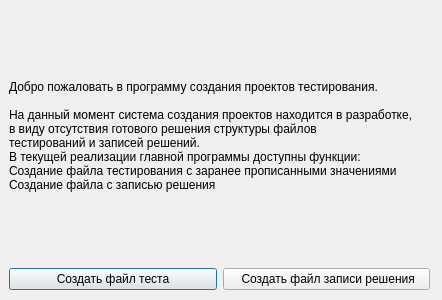
This is testcreatorwindow.ui in Hitikov/Tvorchestvo_QT as Qt 5 draws it before an edit. The edited form follows.
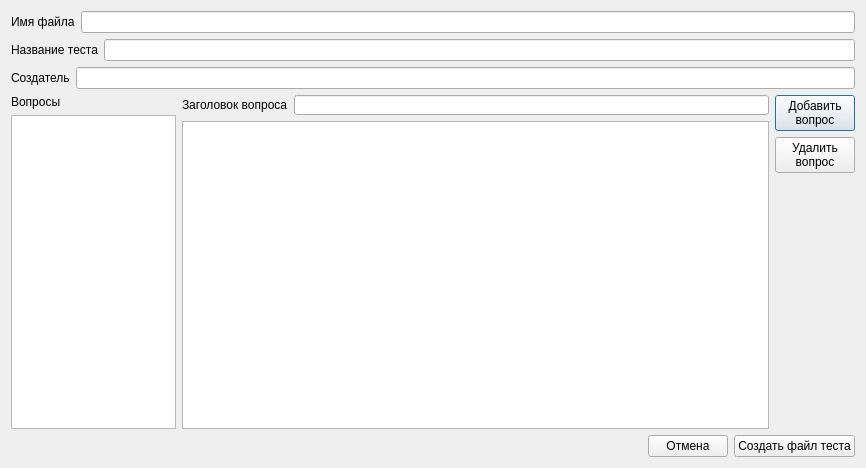
This is the edited form.

```diff
--- a/testcreatorwindow.ui
+++ b/testcreatorwindow.ui
@@ -6,78 +6,211 @@
    <rect>
     <x>0</x>
     <y>0</y>
-    <width>442</width>
-    <height>300</height>
+    <width>866</width>
+    <height>468</height>
    </rect>
   </property>
   <property name="windowTitle">
    <string>Dialog</string>
   </property>
-  <widget class="QWidget" name="">
-   <property name="geometry">
-    <rect>
-     <x>9</x>
-     <y>9</y>
-     <width>421</width>
-     <height>281</height>
-    </rect>
-   </property>
-   <layout class="QVBoxLayout" name="verticalLayout">
-    <property name="sizeConstraint">
-     <enum>QLayout::SetDefaultConstraint</enum>
-    </property>
-    <item>
-     <widget class="QLabel" name="label">
-      <property name="sizePolicy">
-       <sizepolicy hsizetype="Preferred" vsizetype="Expanding">
-        <horstretch>0</horstretch>
-        <verstretch>0</verstretch>
-       </sizepolicy>
-      </property>
-      <property name="maximumSize">
-       <size>
-        <width>470</width>
-        <height>16777215</height>
-       </size>
-      </property>
-      <property name="text">
-       <string>Добро пожаловать в программу создания проектов тестирования.
-
-На данный момент система создания проектов находится в разработке,
-в виду отсутствия готового решения структуры файлов 
-тестирований и записей решений. 
-В текущей реализации главной программы доступны функции:
-Создание файла тестирования с заранее прописанными значениями
-Создание файла с записью решения</string>
-      </property>
-     </widget>
-    </item>
-    <item>
-     <layout class="QHBoxLayout" name="horizontalLayout">
-      <item>
-       <widget class="QPushButton" name="pushButton_2">
-        <property name="text">
-         <string>Создать файл теста</string>
-        </property>
-       </widget>
-      </item>
-      <item>
-       <widget class="QPushButton" name="pushButton">
-        <property name="sizePolicy">
-         <sizepolicy hsizetype="Minimum" vsizetype="Maximum">
-          <horstretch>0</horstretch>
-          <verstretch>0</verstretch>
-         </sizepolicy>
-        </property>
-        <property name="text">
-         <string> Создать файл записи решения</string>
-        </property>
-       </widget>
-      </item>
-     </layout>
-    </item>
-   </layout>
-  </widget>
+  <layout class="QVBoxLayout" name="verticalLayout_5">
+   <item>
+    <layout class="QHBoxLayout" name="horizontalLayout_2">
+     <item>
+      <widget class="QLabel" name="label">
+       <property name="text">
+        <string>Имя файла</string>
+       </property>
+      </widget>
+     </item>
+     <item>
+      <widget class="QLineEdit" name="filename"/>
+     </item>
+    </layout>
+   </item>
+   <item>
+    <layout class="QHBoxLayout" name="horizontalLayout_3">
+     <item>
+      <widget class="QLabel" name="label_2">
+       <property name="text">
+        <string>Название теста</string>
+       </property>
+      </widget>
+     </item>
+     <item>
+      <widget class="QLineEdit" name="testname"/>
+     </item>
+    </layout>
+   </item>
+   <item>
+    <layout class="QHBoxLayout" name="horizontalLayout_4">
+     <item>
+      <widget class="QLabel" name="label_3">
+       <property name="text">
+        <string>Создатель</string>
+       </property>
+      </widget>
+     </item>
+     <item>
+      <widget class="QLineEdit" name="creatorname"/>
+     </item>
+    </layout>
+   </item>
+   <item>
+    <layout class="QHBoxLayout" name="horizontalLayout">
+     <item>
+      <layout class="QVBoxLayout" name="verticalLayout_2">
+       <item>
+        <widget class="QLabel" name="label_4">
+         <property name="maximumSize">
+          <size>
+           <width>165</width>
+           <height>16777215</height>
+          </size>
+         </property>
+         <property name="text">
+          <string>Вопросы</string>
+         </property>
+        </widget>
+       </item>
+       <item>
+        <widget class="QListWidget" name="questionlist">
+         <property name="sizePolicy">
+          <sizepolicy hsizetype="Minimum" vsizetype="Expanding">
+           <horstretch>10</horstretch>
+           <verstretch>0</verstretch>
+          </sizepolicy>
+         </property>
+         <property name="maximumSize">
+          <size>
+           <width>165</width>
+           <height>16777215</height>
+          </size>
+         </property>
+        </widget>
+       </item>
+      </layout>
+     </item>
+     <item>
+      <layout class="QVBoxLayout" name="verticalLayout_4">
+       <property name="sizeConstraint">
+        <enum>QLayout::SetDefaultConstraint</enum>
+       </property>
+       <item>
+        <layout class="QHBoxLayout" name="horizontalLayout_6">
+         <property name="spacing">
+          <number>6</number>
+         </property>
+         <item>
+          <widget class="QLabel" name="label_5">
+           <property name="sizePolicy">
+            <sizepolicy hsizetype="Preferred" vsizetype="Maximum">
+             <horstretch>0</horstretch>
+             <verstretch>0</verstretch>
+            </sizepolicy>
+           </property>
+           <property name="maximumSize">
+            <size>
+             <width>16777215</width>
+             <height>20</height>
+            </size>
+           </property>
+           <property name="text">
+            <string>Заголовок вопроса</string>
+           </property>
+          </widget>
+         </item>
+         <item>
+          <widget class="QLineEdit" name="questionTitle">
+           <property name="maximumSize">
+            <size>
+             <width>16777215</width>
+             <height>20</height>
+            </size>
+           </property>
+          </widget>
+         </item>
+        </layout>
+       </item>
+       <item>
+        <widget class="QTextEdit" name="questioncontent">
+         <property name="sizePolicy">
+          <sizepolicy hsizetype="Minimum" vsizetype="Expanding">
+           <horstretch>0</horstretch>
+           <verstretch>0</verstretch>
+          </sizepolicy>
+         </property>
+        </widget>
+       </item>
+      </layout>
+     </item>
+     <item>
+      <layout class="QVBoxLayout" name="verticalLayout">
+       <item>
+        <widget class="QPushButton" name="ButtonCreateQuestion">
+         <property name="text">
+          <string>Добавить
+вопрос</string>
+         </property>
+        </widget>
+       </item>
+       <item>
+        <widget class="QPushButton" name="ButtonDeleteQuestion">
+         <property name="text">
+          <string>Удалить
+вопрос</string>
+         </property>
+        </widget>
+       </item>
+       <item>
+        <spacer name="verticalSpacer">
+         <property name="orientation">
+          <enum>Qt::Vertical</enum>
+         </property>
+         <property name="sizeHint" stdset="0">
+          <size>
+           <width>20</width>
+           <height>40</height>
+          </size>
+         </property>
+        </spacer>
+       </item>
+      </layout>
+     </item>
+    </layout>
+   </item>
+   <item>
+    <layout class="QHBoxLayout" name="horizontalLayout_5">
+     <item>
+      <spacer name="horizontalSpacer">
+       <property name="orientation">
+        <enum>Qt::Horizontal</enum>
+       </property>
+       <property name="sizeHint" stdset="0">
+        <size>
+         <width>40</width>
+         <height>20</height>
+        </size>
+       </property>
+      </spacer>
+     </item>
+     <item>
+      <widget class="QPushButton" name="ButtonHalt">
+       <property name="text">
+        <string>Отмена</string>
+       </property>
+      </widget>
+     </item>
+     <item>
+      <widget class="QPushButton" name="Button_CreateStub">
+       <property name="text">
+        <string>Создать файл теста</string>
+       </property>
+      </widget>
+     </item>
+    </layout>
+   </item>
+  </layout>
  </widget>
  <resources/>
  <connections/>
```
